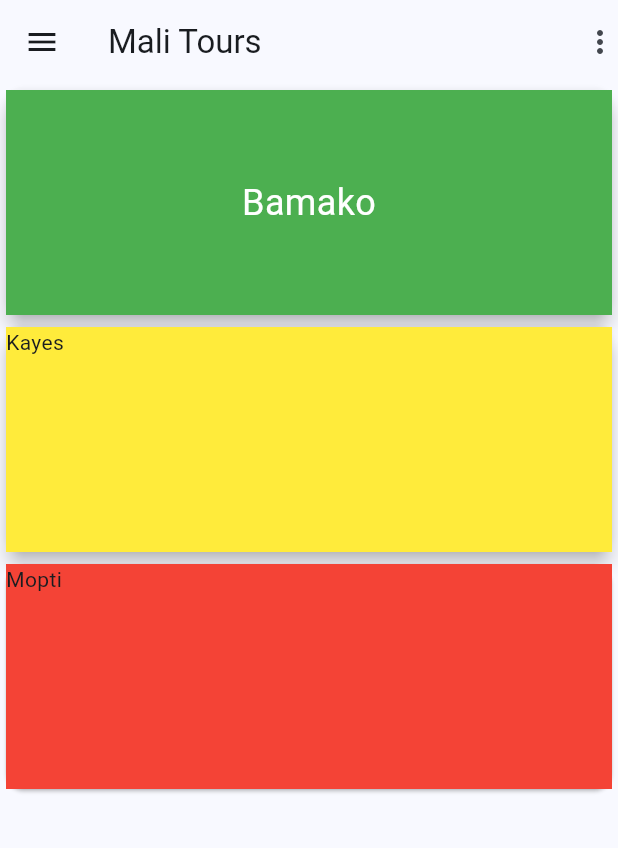
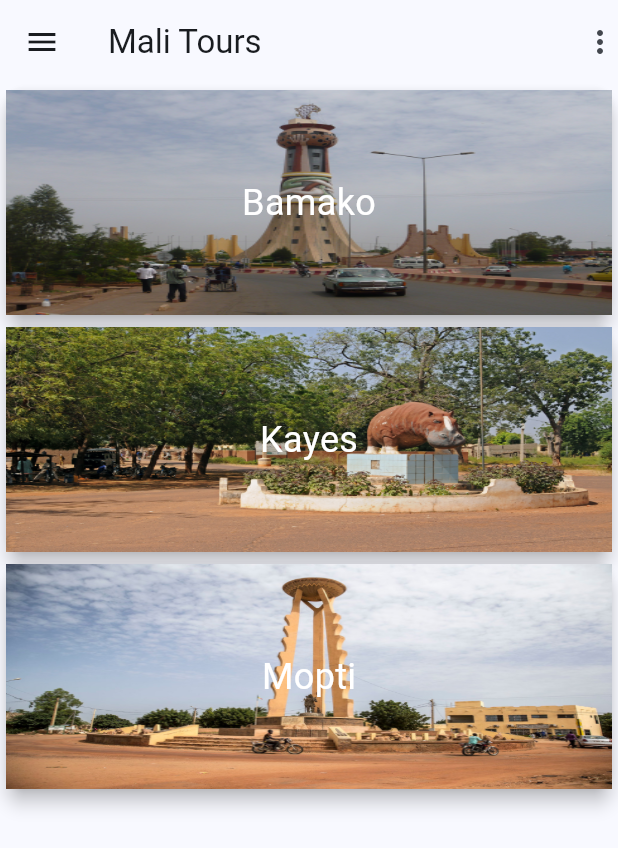
Before and after one commit to lifpro/malitours, a Flutter app: the screen it shows after launch, on a phone screen of 412 x 824 dp. Shown: the top 848 px of the screen. Run offline on Flutter 3.47's test engine with Material 3 defaults, Android fonts, the phone set to English and light mode, and no system bars.

```diff
--- a/lib/main.dart
+++ b/lib/main.dart
@@ -35,7 +35,14 @@ class MaliTours extends StatelessWidget {
                 child: Container(
                   height: 150,
                   color: Colors.green,
-                  child: Center(
+                  child: Stack(
+                    fit: StackFit.expand,
+                    children: [
+                      Image.asset(
+                        'assets/images/bamako.jpeg',
+                        fit: BoxFit.fill,
+                      ),
+                      const Center(
                         child: Text(
                           'Bamako',
                           style: TextStyle(
@@ -43,6 +50,8 @@ class MaliTours extends StatelessWidget {
                             fontSize: 24,
                           ),
                         ),
+                      )
+                    ],
                   ),
                 ),
               ),
@@ -50,15 +59,50 @@ class MaliTours extends StatelessWidget {
                 elevation: 5,
                 child: Container(
                   height: 150,
-                  color: Colors.yellow,
-                  child: Text('Kayes'),
+                  color: Colors.green,
+                  child: Stack(
+                    fit: StackFit.expand,
+                    children: [
+                      Image.asset(
+                        'assets/images/kayes.jpeg',
+                        fit: BoxFit.fill,
+                      ),
+                      const Center(
+                        child: Text(
+                          'Kayes',
+                          style: TextStyle(
+                            color: Colors.white,
+                            fontSize: 24,
+                          ),
+                        ),
+                      )
+                    ],
+                  ),
                 ),
               ),
               Card(
+                elevation: 5,
                 child: Container(
                   height: 150,
-                  color: Colors.red,
-                  child: Text('Mopti'),
+                  color: Colors.green,
+                  child: Stack(
+                    fit: StackFit.expand,
+                    children: [
+                      Image.asset(
+                        'assets/images/mopti.jpeg',
+                        fit: BoxFit.fill,
+                      ),
+                      const Center(
+                        child: Text(
+                          'Mopti',
+                          style: TextStyle(
+                            color: Colors.white,
+                            fontSize: 24,
+                          ),
+                        ),
+                      )
+                    ],
+                  ),
                 ),
               ),
             ],
--- a/pubspec.yaml
+++ b/pubspec.yaml
@@ -58,8 +58,8 @@ flutter:
   uses-material-design: true
 
   # To add assets to your application, add an assets section, like this:
-  # assets:
-  #   - images/a_dot_burr.jpeg
+  assets:
+    - assets/images/
   #   - images/a_dot_ham.jpeg
 
   # An image asset can refer to one or more resolution-specific "variants", see
```
Also changed, not shown: assets/images/bamako.jpeg (added), assets/images/kayes.jpeg (added), assets/images/mopti.jpeg (added). Lines whose indentation alone changed are shown as unchanged.
